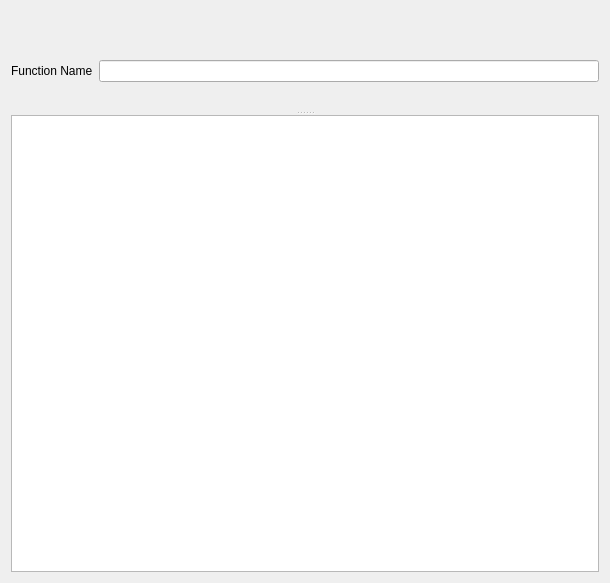
Qt form scripts/Muon/GUI/Common/fitting_tab_widget/fit_function_options.ui (mantidproject/mantid) before a commit.
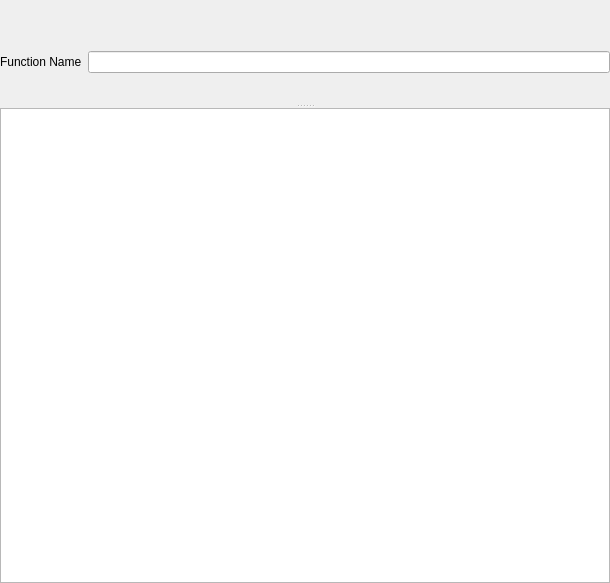
The same form after that commit.

```diff
--- a/scripts/Muon/GUI/Common/fitting_tab_widget/fit_function_options.ui
+++ b/scripts/Muon/GUI/Common/fitting_tab_widget/fit_function_options.ui
@@ -14,6 +14,18 @@
    <string>Form</string>
   </property>
   <layout class="QGridLayout" name="gridLayout_3">
+   <property name="leftMargin">
+    <number>0</number>
+   </property>
+   <property name="topMargin">
+    <number>0</number>
+   </property>
+   <property name="rightMargin">
+    <number>0</number>
+   </property>
+   <property name="bottomMargin">
+    <number>0</number>
+   </property>
    <item row="0" column="0" colspan="2">
     <widget class="QSplitter" name="splitter">
      <property name="orientation">
```
